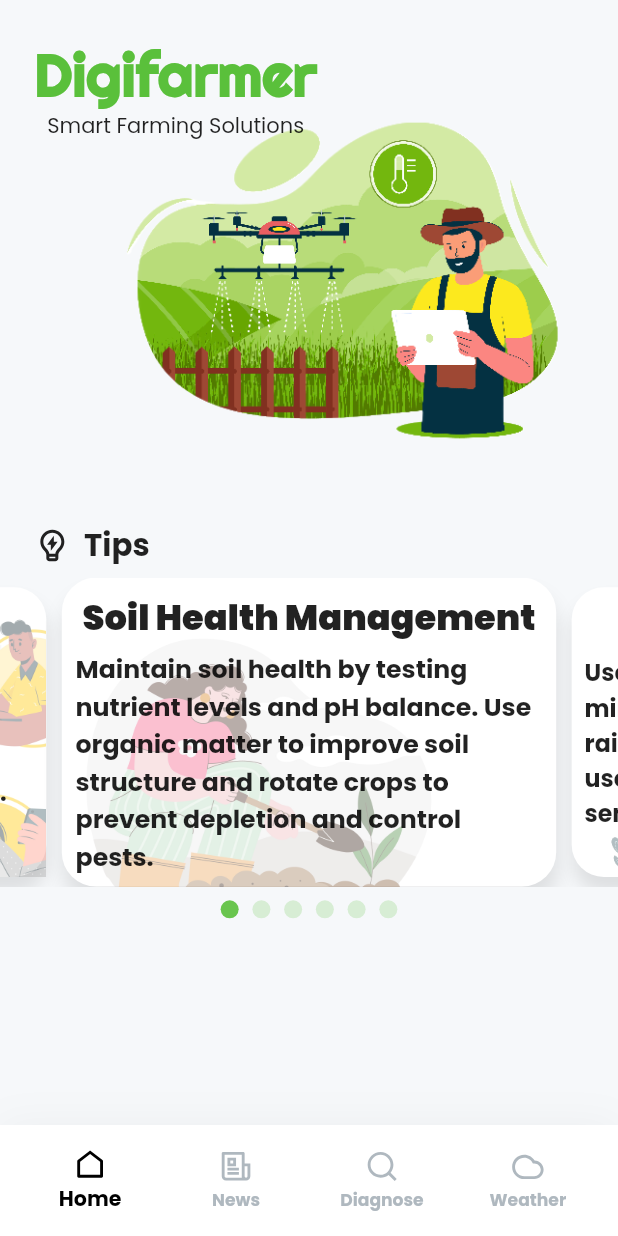
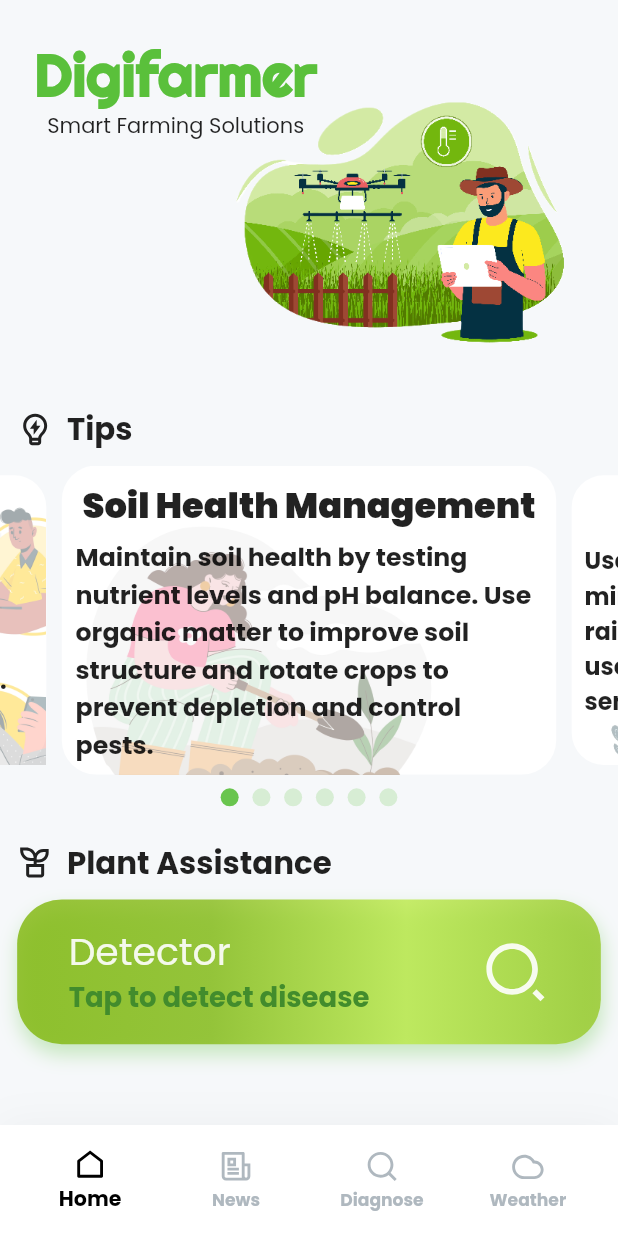
Before and after one commit to ArunChapagain/digifarmer, a Flutter app: the screen it shows after launch, on a phone screen of 412 x 824 dp. Run offline on Flutter 3.47's test engine with Material 3 defaults, Android fonts, the phone set to English and light mode, and no system bars; drawn by our look-alikes of carousel_slider; our stand-ins replace flutter_screenutil, flutter_smart_dialog, google_fonts, image_picker, modal_bottom_sheet, remixicon and 1 more; missing offline and left inert: flutter_tflite; network calls fail; statements that could not run were skipped.

Commit message:
feat: :sparkles:

```diff
--- a/lib/view/home/home_screen.dart
+++ b/lib/view/home/home_screen.dart
@@ -1,11 +1,33 @@
+import 'package:digifarmer/view/diseases_detection/overview_screen.dart';
 import 'package:digifarmer/view/home/widgets/slider.dart';
+import 'package:digifarmer/widgets/detect_button.dart';
 import 'package:flutter/material.dart';
 import 'package:flutter_screenutil/flutter_screenutil.dart';
 import 'package:google_fonts/google_fonts.dart';
 import 'package:remixicon/remixicon.dart';
 
-class HomePage extends StatelessWidget {
+class HomePage extends StatefulWidget {
   const HomePage({super.key});
+
+  @override
+  State<HomePage> createState() => _HomePageState();
+}
+
+class _HomePageState extends State<HomePage> with TickerProviderStateMixin {
+  late TabController _tabController;
+  @override
+  void initState() {
+    _tabController =
+        TabController(length: 4, vsync: this); // assuming you have 3 tabs
+
+    super.initState();
+  }
+
+  @override
+  void dispose() {
+    _tabController.dispose();
+    super.dispose();
+  }
 
   @override
   Widget build(BuildContext context) {
@@ -18,7 +40,7 @@
             Padding(
               padding: EdgeInsets.symmetric(horizontal: 20.w),
               child: SizedBox(
-                height: 250.h,
+                height: 190.h,
                 child: Stack(
                   children: [
                     Container(
@@ -54,7 +76,7 @@
             Column(
               children: [
                 Padding(
-                  padding: EdgeInsets.symmetric(horizontal: 20.w),
+                  padding: EdgeInsets.symmetric(horizontal: 10.w),
                   child: Row(
                     children: [
                       const Icon(Remix.lightbulb_flash_line),
@@ -69,9 +91,42 @@
                     ],
                   ),
                 ),
-                SizedBox(height: 5.h),
+                SizedBox(height: 7.h),
                 const SliderCarousel(),
               ],
+            ),
+            Padding(
+              padding: EdgeInsets.symmetric(horizontal: 10.w, vertical: 10.h),
+              child: Column(
+                children: [
+                  Row(
+                    children: [
+                      const Icon(Remix.plant_line),
+                      SizedBox(width: 8.w),
+                      Text(
+                        'Plant Assistance',
+                        style: Theme.of(context).textTheme.bodyLarge!.copyWith(
+                              fontSize: 18.sp,
+                              fontWeight: FontWeight.bold,
+                            ),
+                      ),
+                    ],
+                  ),
+                  SizedBox(height: 7.h),
+                  DetectButton(
+                      onTap: () {
+                        _tabController.animateTo(2);
+                        // Navigator.of(context).push(
+                        //   MaterialPageRoute(
+                        //     builder: (context) => DiseasesDetectionPage(),
+                        //   ),
+                        // );
+                      },
+                      title: 'Detector',
+                      subTitle: 'Tap to detect disease',
+                      icon: Remix.search_2_line),
+                ],
+              ),
             ),
           ],
         ),
--- a/lib/view/home/widgets/slider.dart
+++ b/lib/view/home/widgets/slider.dart
@@ -26,15 +26,9 @@
               height: 100.h,
               width: 300.w,
               decoration: BoxDecoration(
-                  borderRadius: BorderRadius.circular(20.r),
-                  color: Theme.of(context).cardColor,
-                  boxShadow: [
-                    BoxShadow(
-                      color: Colors.black.withOpacity(0.1),
-                      blurRadius: 10,
-                      offset: const Offset(1, 11),
-                    ),
-                  ]),
+                borderRadius: BorderRadius.circular(20.r),
+                color: Theme.of(context).cardColor,
+              ),
               child: Stack(
                 children: [
                   Positioned(
--- a/lib/view/news/news_screen.dart
+++ b/lib/view/news/news_screen.dart
@@ -38,8 +38,8 @@
     return Scaffold(
       appBar: AppBar(
         backgroundColor: Colors.transparent,
-        // backgroundColor: Theme.of(context).scaffoldBackgroundColor,
         forceMaterialTransparency: true,
+        centerTitle: true,
         title: Text(
           'News',
           style: TextStyle(
--- /dev/null
+++ b/lib/widgets/detect_button.dart
@@ -0,0 +1,92 @@
+import 'package:digifarmer/widgets/animation.dart';
+import 'package:flutter/material.dart';
+import 'package:flutter_screenutil/flutter_screenutil.dart';
+import 'package:google_fonts/google_fonts.dart';
+
+class DetectButton extends StatelessWidget {
+  DetectButton(
+      {super.key,
+      required this.onTap,
+      required this.title,
+      required this.subTitle,
+      required this.icon});
+  final Function onTap;
+
+  final String title;
+  final String subTitle;
+  final IconData icon;
+  final textStyle = TextStyle(
+      fontFamily: GoogleFonts.poppins(fontWeight: FontWeight.w700).fontFamily);
+  @override
+  Widget build(BuildContext context) {
+    return GestureDetector(
+      onTap: () {
+        onTap();
+      },
+      child: AnimatedPress(
+        child: Container(
+          height: 75.h,
+          padding: EdgeInsets.symmetric(horizontal: 30.w, vertical: 12.h),
+          decoration: BoxDecoration(
+            color: Theme.of(context).primaryColor.withOpacity(0.8),
+            borderRadius: BorderRadius.all(
+              Radius.circular(26.r),
+            ),
+            boxShadow: [
+              BoxShadow(
+                color: Theme.of(context).primaryColor.withOpacity(0.3),
+                blurRadius: 10.0,
+                spreadRadius: 0.1,
+                offset: const Offset(1, 7),
+              ),
+            ],
+            gradient: const LinearGradient(
+              colors: [
+                Color.fromARGB(255, 127, 182, 8),
+                Color(0xff87bb18),
+                Color.fromARGB(255, 187, 233, 71),
+                Color.fromARGB(255, 149, 200, 37),
+              ],
+              begin: Alignment.topLeft,
+              end: Alignment.topRight,
+            ),
+          ),
+          child: Row(
+            mainAxisAlignment: MainAxisAlignment.spaceBetween,
+            children: [
+              Column(
+                crossAxisAlignment: CrossAxisAlignment.start,
+                mainAxisAlignment: MainAxisAlignment.start,
+                children: [
+                  Text(
+                    title,
+                    textAlign: TextAlign.start,
+                    style: textStyle.copyWith(
+                      color: Colors.white.withOpacity(0.9),
+                      fontSize: 22.sp,
+                    ),
+                  ),
+                  SizedBox(height: 5.h),
+                  Text(
+                    subTitle,
+                    style: TextStyle(
+                      fontWeight: FontWeight.w700,
+                      fontSize: 16.sp,
+                      color: const Color(0xFF428C2C),
+                      height: 0.7.h,
+                    ),
+                  ),
+                ],
+              ),
+              Padding(
+                padding: const EdgeInsets.symmetric(horizontal: 0.0),
+                child: Icon(icon,
+                    color: Colors.white.withOpacity(0.9), size: 40.sp),
+              ),
+            ],
+          ),
+        ),
+      ),
+    );
+  }
+}
--- a/pubspec.yaml
+++ b/pubspec.yaml
@@ -27,6 +27,7 @@
   path_provider: ^2.1.3
   flutter_tflite: ^1.0.1
   image_picker: ^0.8.6
+  flutter_no_internet_widget: ^1.0.0+18-dev.1
 
 
 dev_dependencies:
```
Also changed, not shown: lib/view/diseases_detection/detect_page.dart (+15 -74 lines), pubspec.lock, 3 other files.
